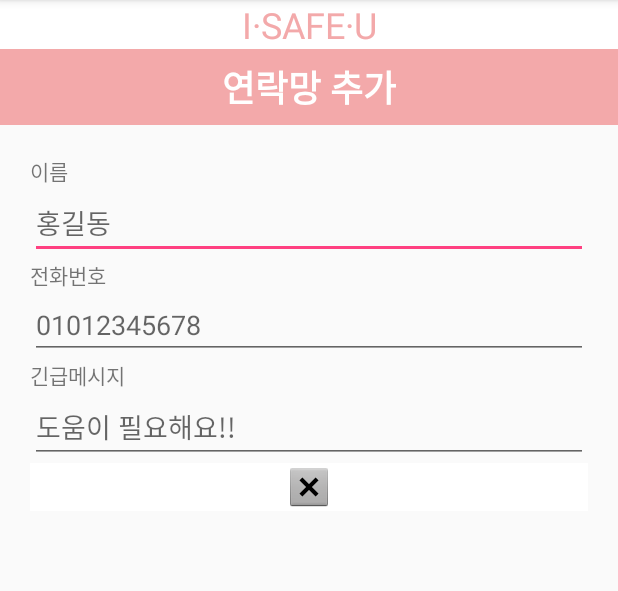
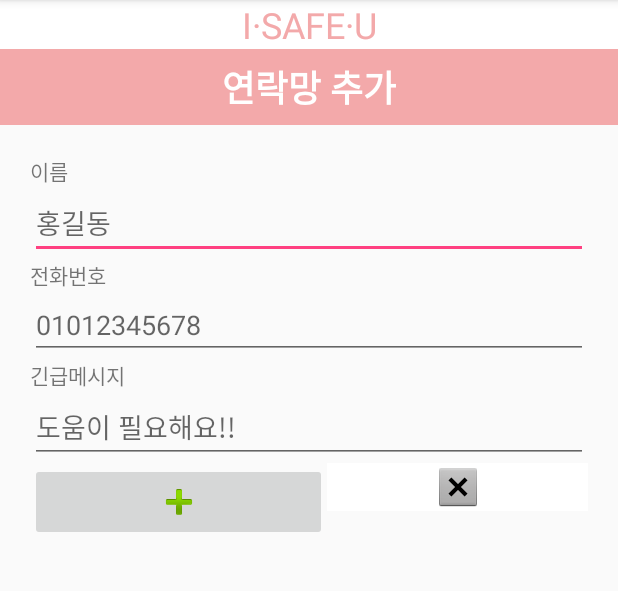
Before and after one commit to Ankwinam/Isafeyou2, an Android app: the ContactAddActivity screen opened directly, with no data from a screen before it, on a phone screen of 412 x 824 dp, the part 84-675 px from its top. Run offline under Robolectric (Android 15) with nearby library versions, the phone set to English and light mode, and no system bars.

Commit message:
주소록 구현

```diff
--- a/app/src/main/AndroidManifest.xml
+++ b/app/src/main/AndroidManifest.xml
@@ -8,6 +8,8 @@
     <uses-permission android:name="android.permission.WRITE_OWNER_DATA" />
     <uses-permission android:name="android.permission.READ_OWNER_DATA" />
     <uses-permission android:name="android.permission.WRITE_EXTERNAL_STORAGE" />
+
+    <uses-permission android:name="android.permission.READ_CONTACTS" />
 
     <application
         android:allowBackup="true"
--- a/app/src/main/java/com/example/kwinam/isafeyou/isafeyou/Activity/ContactAddActivity.java
+++ b/app/src/main/java/com/example/kwinam/isafeyou/isafeyou/Activity/ContactAddActivity.java
@@ -1,17 +1,30 @@
 package com.example.kwinam.isafeyou.isafeyou.Activity;
 
+import android.content.Intent;
+import android.database.Cursor;
+import android.provider.ContactsContract;
 import android.support.v7.app.AppCompatActivity;
 import android.os.Bundle;
 import android.view.Gravity;
 import android.view.View;
+import android.widget.EditText;
 import android.widget.ImageButton;
+import android.widget.TextView;
 import android.widget.Toast;
 
 import com.example.kwinam.isafeyou.R;
+import com.google.android.gms.vision.text.Text;
 
 public class ContactAddActivity extends AppCompatActivity {
 
     ImageButton add_decision;
+    ImageButton contact_plus;
+
+    String name = null;
+    String number = null;
+
+    TextView textname;
+    TextView textphone;
 
     @Override
     protected void onCreate(Bundle savedInstanceState) {
@@ -19,6 +32,10 @@ public class ContactAddActivity extends AppCompatActivity {
         setContentView(R.layout.contact_add);
 
         add_decision = (ImageButton)findViewById(R.id.add_decision_btn);
+        contact_plus = (ImageButton)findViewById(R.id.contact_plus);
+
+        textname = (TextView)findViewById(R.id.contactadd_nameinput);
+        textphone = (TextView)findViewById(R.id.contactadd_phoneinput);
 
         add_decision.setOnClickListener(new View.OnClickListener() {
             @Override
@@ -30,5 +47,34 @@ public class ContactAddActivity extends AppCompatActivity {
             }
         });
 
+        contact_plus.setOnClickListener(new View.OnClickListener() {
+            @Override
+            public void onClick(View v) {
+                Intent intent = new Intent(Intent.ACTION_PICK);
+                intent.setData(ContactsContract.CommonDataKinds.Phone.CONTENT_URI);
+                startActivityForResult(intent, 0);
+            }
+        });
+
     }
+
+    @Override
+    protected void onActivityResult(int requestCode, int resultCode, Intent data) {
+        if(resultCode == RESULT_OK)
+        {
+            Cursor cursor = getContentResolver().query(data.getData(),
+                    new String[]{ContactsContract.CommonDataKinds.Phone.DISPLAY_NAME,
+                            ContactsContract.CommonDataKinds.Phone.NUMBER}, null, null, null);
+            cursor.moveToFirst();
+            name = cursor.getString(0);        //0은 이름을 얻어옵니다.
+            number = cursor.getString(1);   //1은 번호를 받아옵니다.
+            textname.setText(name);
+            textphone.setText(number);
+            cursor.close();
+        }
+        super.onActivityResult(requestCode, resultCode, data);
+    }
+
+
+
 }
--- a/app/src/main/res/layout/contact_add.xml
+++ b/app/src/main/res/layout/contact_add.xml
@@ -48,7 +48,7 @@
             android:orientation="vertical">
 
             <TextView
-                android:id="@+id/contactdaa_name"
+                android:id="@+id/contactadd_name"
                 android:layout_width="match_parent"
                 android:layout_height="wrap_content"
                 android:text="이름" />
@@ -109,6 +109,13 @@
             android:orientation="horizontal">
 
             <ImageButton
+                android:id="@+id/contact_plus"
+                android:layout_width="wrap_content"
+                android:layout_height="wrap_content"
+                android:layout_weight="1"
+                app:srcCompat="@android:drawable/ic_input_add" />
+
+            <ImageButton
                 android:id="@+id/add_decision_btn"
                 android:layout_width="wrap_content"
                 android:layout_height="wrap_content"
```
